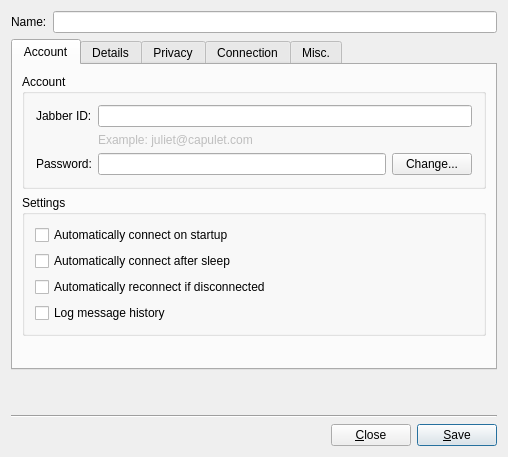
This is src/accountmodify.ui in psi-im/psi as Qt 5 draws it before an edit. The edited form follows.
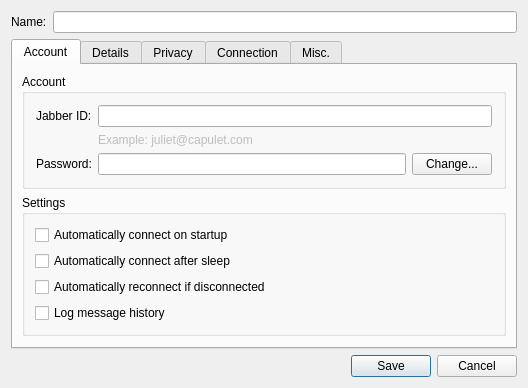
This is the edited form. Custom widgets are drawn as their Qt base class.

Commit message: Adjusted AccountManageDlg, AccountModifyDlg and AccountRemoveDlg.

```diff
--- a/src/accountmodify.ui
+++ b/src/accountmodify.ui
@@ -1,35 +1,20 @@
 <ui version="4.0" >
  <class>AccountModify</class>
- <widget class="QDialog" name="AccountModify" >
-  <property name="geometry" >
+ <widget class="QDialog" name="AccountModify">
+  <property name="geometry">
    <rect>
     <x>0</x>
     <y>0</y>
-    <width>500</width>
-    <height>457</height>
+    <width>528</width>
+    <height>386</height>
    </rect>
   </property>
   <property name="windowTitle" >
    <string>Account Properties</string>
   </property>
-  <layout class="QVBoxLayout" >
+  <layout class="QVBoxLayout" name="_2">
    <item>
-    <layout class="QHBoxLayout" >
-     <property name="spacing" >
-      <number>6</number>
-     </property>
-     <property name="leftMargin" >
-      <number>0</number>
-     </property>
-     <property name="topMargin" >
-      <number>0</number>
-     </property>
-     <property name="rightMargin" >
-      <number>0</number>
-     </property>
-     <property name="bottomMargin" >
-      <number>0</number>
-     </property>
+    <layout class="QHBoxLayout" name="_3">
      <item>
       <widget class="QLabel" name="lb_name" >
        <property name="text" >
@@ -38,13 +23,13 @@
       </widget>
      </item>
      <item>
-      <widget class="QLineEdit" name="le_name" />
+      <widget class="QLineEdit" name="le_name"/>
      </item>
     </layout>
    </item>
    <item>
-    <widget class="QTabWidget" name="tab_main" >
-     <property name="tabShape" >
+    <widget class="QTabWidget" name="tab_main">
+     <property name="tabShape">
       <enum>QTabWidget::Rounded</enum>
      </property>
      <property name="currentIndex" >
@@ -54,66 +39,36 @@
       <attribute name="title" >
        <string>Account</string>
       </attribute>
-      <layout class="QVBoxLayout" >
-       <property name="spacing" >
+      <layout class="QVBoxLayout">
+       <property name="spacing">
         <number>6</number>
        </property>
-       <property name="leftMargin" >
-        <number>9</number>
-       </property>
-       <property name="topMargin" >
-        <number>9</number>
-       </property>
-       <property name="rightMargin" >
-        <number>9</number>
-       </property>
-       <property name="bottomMargin" >
+       <property name="margin">
         <number>9</number>
        </property>
        <item>
-        <widget class="QGroupBox" name="gb_account" >
-         <property name="title" >
+        <widget class="QGroupBox" name="gb_account">
+         <property name="title">
           <string>Account</string>
          </property>
-         <layout class="QVBoxLayout" >
-          <property name="spacing" >
+         <layout class="QVBoxLayout">
+          <property name="spacing">
            <number>6</number>
           </property>
-          <property name="leftMargin" >
-           <number>11</number>
-          </property>
-          <property name="topMargin" >
-           <number>11</number>
-          </property>
-          <property name="rightMargin" >
-           <number>11</number>
-          </property>
-          <property name="bottomMargin" >
+          <property name="margin">
            <number>11</number>
           </property>
           <item>
-           <layout class="QGridLayout" >
-            <property name="leftMargin" >
+           <layout class="QGridLayout">
+            <property name="margin">
              <number>0</number>
             </property>
-            <property name="topMargin" >
-             <number>0</number>
-            </property>
-            <property name="rightMargin" >
-             <number>0</number>
-            </property>
-            <property name="bottomMargin" >
-             <number>0</number>
-            </property>
-            <property name="horizontalSpacing" >
+            <property name="spacing">
              <number>6</number>
             </property>
-            <property name="verticalSpacing" >
-             <number>6</number>
-            </property>
-            <item row="1" column="1" >
-             <widget class="QLabel" name="lb_example" >
-              <property name="enabled" >
+            <item row="1" column="1">
+             <widget class="QLabel" name="lb_example">
+              <property name="enabled">
                <bool>false</bool>
               </property>
               <property name="text" >
@@ -128,26 +83,17 @@
               </property>
              </widget>
             </item>
-            <item row="0" column="1" >
-             <widget class="QLineEdit" name="le_jid" />
+            <item row="0" column="1">
+             <widget class="QLineEdit" name="le_jid"/>
             </item>
            </layout>
           </item>
           <item>
-           <layout class="QHBoxLayout" >
-            <property name="spacing" >
+           <layout class="QHBoxLayout">
+            <property name="spacing">
              <number>6</number>
             </property>
-            <property name="leftMargin" >
-             <number>0</number>
-            </property>
-            <property name="topMargin" >
-             <number>0</number>
-            </property>
-            <property name="rightMargin" >
-             <number>0</number>
-            </property>
-            <property name="bottomMargin" >
+            <property name="margin">
              <number>0</number>
             </property>
             <item>
@@ -158,15 +104,15 @@
              </widget>
             </item>
             <item>
-             <widget class="QLineEdit" name="le_pass" >
-              <property name="echoMode" >
+             <widget class="QLineEdit" name="le_pass">
+              <property name="echoMode">
                <enum>QLineEdit::Password</enum>
               </property>
              </widget>
             </item>
             <item>
-             <widget class="QPushButton" name="pb_changepw" >
-              <property name="text" >
+             <widget class="QPushButton" name="pb_changepw">
+              <property name="text">
                <string>Change...</string>
               </property>
              </widget>
@@ -177,50 +123,41 @@
         </widget>
        </item>
        <item>
-        <widget class="QGroupBox" name="groupBox46" >
-         <property name="title" >
+        <widget class="QGroupBox" name="groupBox46">
+         <property name="title">
           <string>Settings</string>
          </property>
-         <layout class="QVBoxLayout" >
-          <property name="spacing" >
+         <layout class="QVBoxLayout">
+          <property name="spacing">
            <number>6</number>
           </property>
-          <property name="leftMargin" >
-           <number>10</number>
-          </property>
-          <property name="topMargin" >
-           <number>10</number>
-          </property>
-          <property name="rightMargin" >
-           <number>10</number>
-          </property>
-          <property name="bottomMargin" >
+          <property name="margin">
            <number>10</number>
           </property>
           <item>
-           <widget class="QCheckBox" name="ck_auto" >
-            <property name="text" >
+           <widget class="QCheckBox" name="ck_auto">
+            <property name="text">
              <string>Automatically connect on startup</string>
             </property>
            </widget>
           </item>
           <item>
-           <widget class="QCheckBox" name="ck_connectAfterSleep" >
-            <property name="text" >
+           <widget class="QCheckBox" name="ck_connectAfterSleep">
+            <property name="text">
              <string>Automatically connect after sleep</string>
             </property>
            </widget>
           </item>
           <item>
-           <widget class="QCheckBox" name="ck_reconn" >
-            <property name="text" >
+           <widget class="QCheckBox" name="ck_reconn">
+            <property name="text">
              <string>Automatically reconnect if disconnected</string>
             </property>
            </widget>
           </item>
           <item>
-           <widget class="QCheckBox" name="ck_log" >
-            <property name="text" >
+           <widget class="QCheckBox" name="ck_log">
+            <property name="text">
              <string>Log message history</string>
             </property>
            </widget>
@@ -1252,92 +1189,15 @@
     </widget>
    </item>
    <item>
-    <spacer>
-     <property name="orientation" >
-      <enum>Qt::Vertical</enum>
-     </property>
-     <property name="sizeType" >
-      <enum>QSizePolicy::Expanding</enum>
-     </property>
-     <property name="sizeHint" >
-      <size>
-       <width>482</width>
-       <height>16</height>
-      </size>
-     </property>
-    </spacer>
-   </item>
-   <item>
-    <widget class="Line" name="Line2" >
-     <property name="frameShape" >
-      <enum>QFrame::HLine</enum>
-     </property>
-     <property name="frameShadow" >
-      <enum>QFrame::Sunken</enum>
-     </property>
-     <property name="orientation" >
-      <enum>Qt::Horizontal</enum>
+    <widget class="QDialogButtonBox" name="buttonBox">
+     <property name="standardButtons">
+      <set>QDialogButtonBox::Cancel|QDialogButtonBox::Save</set>
      </property>
     </widget>
    </item>
-   <item>
-    <layout class="QHBoxLayout" >
-     <property name="spacing" >
-      <number>6</number>
-     </property>
-     <property name="leftMargin" >
-      <number>0</number>
-     </property>
-     <property name="topMargin" >
-      <number>0</number>
-     </property>
-     <property name="rightMargin" >
-      <number>0</number>
-     </property>
-     <property name="bottomMargin" >
-      <number>0</number>
-     </property>
-     <item>
-      <spacer>
-       <property name="orientation" >
-        <enum>Qt::Horizontal</enum>
-       </property>
-       <property name="sizeType" >
-        <enum>QSizePolicy::Expanding</enum>
-       </property>
-       <property name="sizeHint" >
-        <size>
-         <width>251</width>
-         <height>16</height>
-        </size>
-       </property>
-      </spacer>
-     </item>
-     <item>
-      <widget class="QPushButton" name="pb_close" >
-       <property name="text" >
-        <string>&amp;Close</string>
-       </property>
-      </widget>
-     </item>
-     <item>
-      <widget class="QPushButton" name="pb_save" >
-       <property name="text" >
-        <string>&amp;Save</string>
-       </property>
-       <property name="shortcut" >
-        <string>Alt+S</string>
-       </property>
-       <property name="default" >
-        <bool>true</bool>
-       </property>
-      </widget>
-     </item>
-    </layout>
-   </item>
   </layout>
  </widget>
- <layoutdefault spacing="6" margin="11" />
+ <layoutdefault spacing="6" margin="11"/>
  <pixmapfunction>qPixmapFromMimeSource</pixmapfunction>
  <customwidgets>
   <customwidget>
```
Left out of the diff: 697 changed lines with no effect on the pictures. The commit also changes 4 other files.
